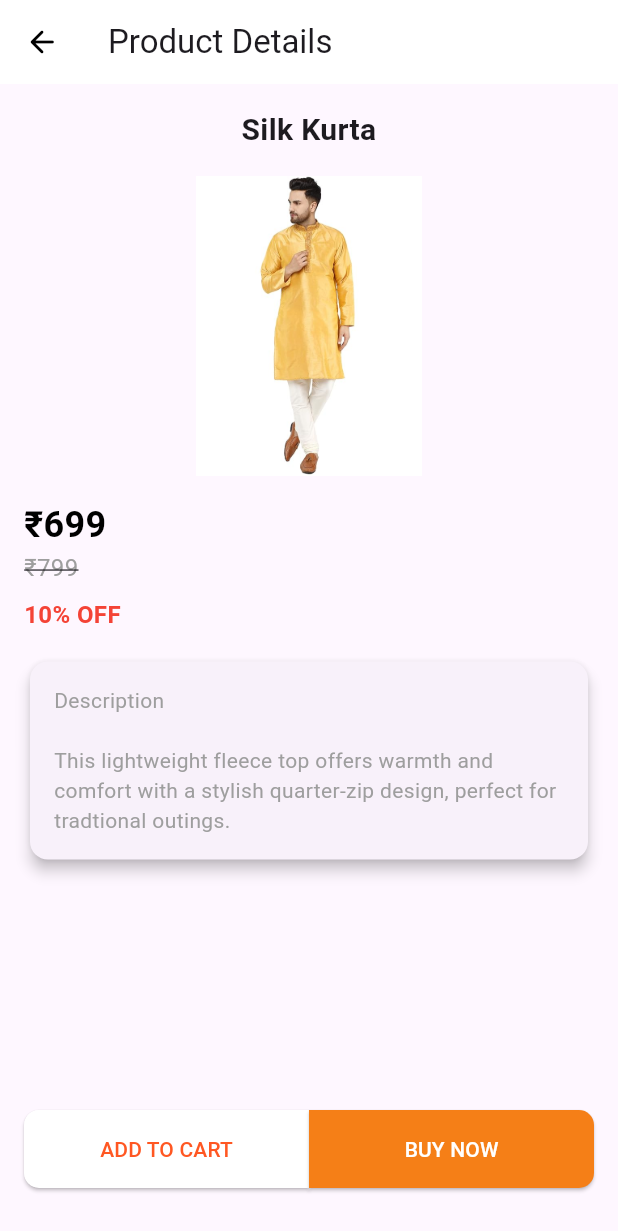
After one commit to Rohan20-10/AgileInnovators, a Flutter app: the ItemDetails screen opened directly, on a phone screen of 412 x 824 dp. The commit adds this screen. Shown: the top 1231 px of the screen. Run offline on Flutter 3.47's test engine with Material 3 defaults, Android fonts, the phone set to English and light mode, and no system bars; our stand-ins replace flutter_svg.

Commit message:
item_details page

```diff
--- a/lib/main.dart
+++ b/lib/main.dart
@@ -1,4 +1,5 @@
 import 'package:ecommerce/home.dart';
+import 'package:ecommerce/pages/item_details.dart';
 import 'package:flutter/material.dart';
 
 void main() {
--- /dev/null
+++ b/lib/pages/item_details.dart
@@ -0,0 +1,140 @@
+import 'package:ecommerce/widgets/constants.dart';
+import 'package:flutter/cupertino.dart';
+import 'package:flutter/material.dart';
+
+class ItemDetails extends StatefulWidget {
+  const ItemDetails({super.key});
+
+  @override
+  State<ItemDetails> createState() => _ItemDetailsState();
+}
+
+class _ItemDetailsState extends State<ItemDetails> {
+  @override
+  Widget build(BuildContext context) {
+    return Scaffold(
+      appBar: AppBar(
+        title: const Text("Product Details"),
+        backgroundColor: Colors.white,
+        leading: IconButton(
+          onPressed: () {
+            Navigator.pop(context);
+          },
+          icon: const Icon(Icons.arrow_back_rounded, color: Colors.black),
+        ),
+        elevation: 0,
+      ),
+      body: Padding(
+        padding: const EdgeInsets.all(16),
+        child: Column(
+          crossAxisAlignment: CrossAxisAlignment.start,
+          children: [
+            const Center(
+              child: Text(
+                'Silk Kurta',
+                style: TextStyle(
+                  fontSize: 20,
+                  fontWeight: FontWeight.bold,
+                ),
+                textAlign: TextAlign.center,
+              ),
+            ),
+            const SizedBox(height: 16),
+            Center(
+              child: Image.asset(
+                'assets/img/Product2.jpg', // Replace with your image asset path
+                height: 200,
+                fit: BoxFit.contain,
+              ),
+            ),
+            const SizedBox(height: 16),
+            const Text(
+              '₹699',
+              style: TextStyle(
+                fontSize: 24,
+                fontWeight: FontWeight.bold,
+                color: Colors.black,
+              ),
+            ),
+            const Text(
+              '₹799',
+              style: TextStyle(
+                fontSize: 16,
+                decoration: TextDecoration.lineThrough,
+                color: Colors.grey,
+              ),
+            ),
+            const SizedBox(height: 8),
+            const Text(
+              '10% OFF',
+              style: TextStyle(
+                fontSize: 16,
+                fontWeight: FontWeight.bold,
+                color: Colors.red,
+              ),
+            ),
+            const SizedBox(height: 16),
+            const Card(
+              elevation: 4,
+              child: Padding(
+                padding: EdgeInsets.all(16.0),
+                child: Text(
+                  'Description\n\nThis lightweight fleece top offers warmth and comfort with a stylish quarter-zip design, perfect for tradtional outings.',
+                  style: TextStyle(color: Colors.grey),
+                ),
+              ),
+            ),
+            const Spacer(),
+            Row(
+              children: [
+                Expanded(
+                  child: ElevatedButton(
+                    onPressed: () {
+                      // Add to Cart functionality
+                    },
+                    style: ElevatedButton.styleFrom(
+                      backgroundColor: Colors.white,
+                      padding: const EdgeInsets.symmetric(vertical: 16),
+                      shape: const RoundedRectangleBorder(
+                        borderRadius: BorderRadius.only(
+                          topLeft: Radius.circular(10),
+                          bottomLeft: Radius.circular(10),
+                        ),
+                      ),
+                    ),
+                    child: const Text(
+                      'ADD TO CART',
+                      style: TextStyle(color: Colors.deepOrange),
+                    ),
+                  ),
+                ),
+                Expanded(
+                  child: ElevatedButton(
+                    onPressed: () {
+                      // Buy Now functionality
+                    },
+                    style: ElevatedButton.styleFrom(
+                      backgroundColor: Colors.yellow.shade900,
+                      padding: const EdgeInsets.symmetric(vertical: 16),
+                      shape: const RoundedRectangleBorder(
+                        borderRadius: BorderRadius.only(
+                          topRight: Radius.circular(10),
+                          bottomRight: Radius.circular(10),
+                        ),
+                      ),
+                    ),
+                    child: const Text(
+                      'BUY NOW',
+                      style: TextStyle(color: Colors.white),
+                    ),
+                  ),
+                ),
+              ],
+            ),
+            const SizedBox(height: 16),
+          ],
+        ),
+      ),
+    );
+  }
+}
--- a/lib/widgets/constants.dart
+++ b/lib/widgets/constants.dart
@@ -1,8 +1,6 @@
-
 import 'dart:ui';
 
-class Constants{
+class Constants {
   final primarycolor = const Color(0xff2980b9);
-
-
+  final commoncolor = const Color(0xFFF57F14);
 }
```
Also changed, not shown: assets/img/frameHome1.jpeg (added), lib/pages/temp.txt (deleted).
